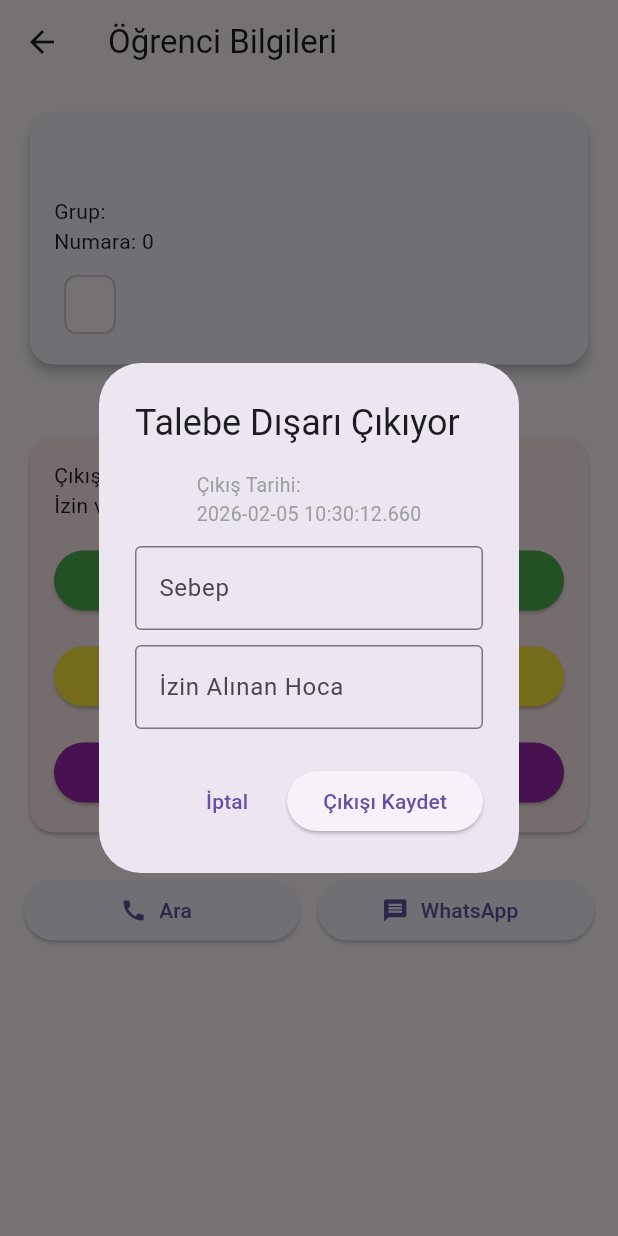
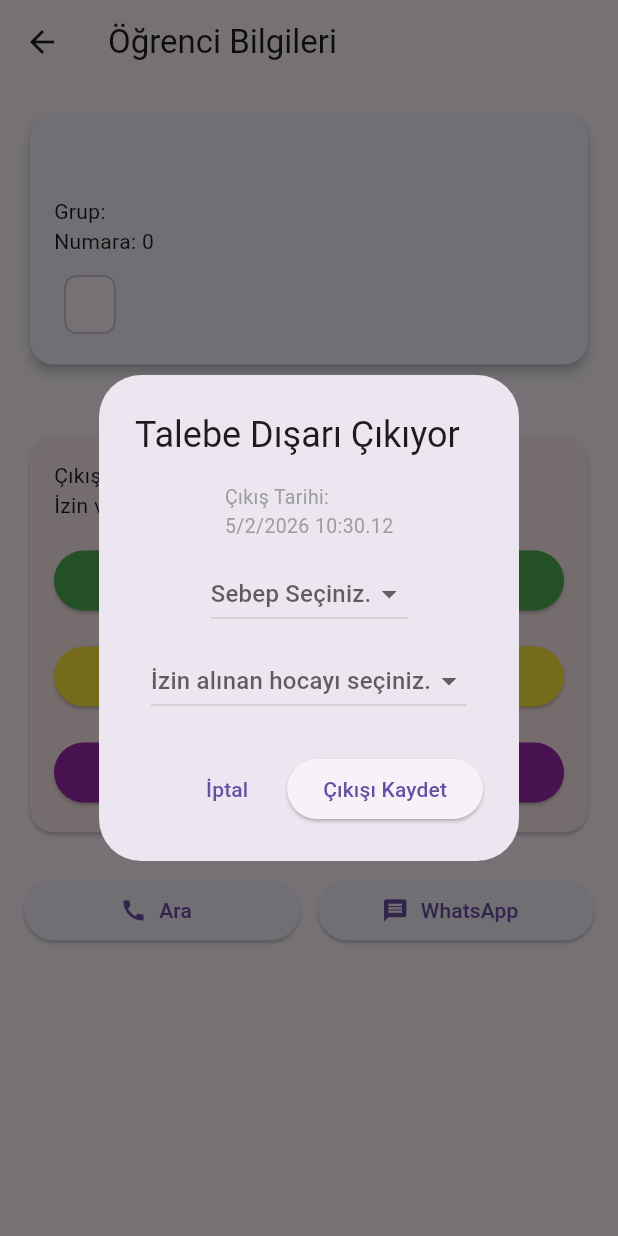
Before and after one commit to Mermer-G/AhmediyeKIOSK, a Flutter app: the StudentInfoPage screen opened directly with empty values, after a tap on "İçeri Al", on a phone screen of 412 x 824 dp. Run offline on Flutter 3.47's test engine with Material 3 defaults, Android fonts, the phone set to English and light mode, and no system bars; our stand-ins replace firebase_core, firebase_database, hive, hive_flutter, webview_flutter; accounts and stored records are empty; statements that could not run were skipped.

Commit message:
feat: Implement password protection and settings page, enhance data fetching and error handling

```diff
--- a/lib/Pages/home.dart
+++ b/lib/Pages/home.dart
@@ -1,4 +1,5 @@
 import 'package:app1/Pages/entryList.dart';
+import 'package:app1/Pages/passwordPage.dart';
 import 'package:app1/Pages/studentInfo.dart';
 import 'package:app1/utils/database_models.dart';
 import 'package:app1/utils/database_service.dart';
@@ -7,6 +8,8 @@ import 'package:hive_flutter/adapters.dart';
 import 'studentList.dart';
 import 'dart:async';
 
+String settingsPassword = "365";
+
 class HomePage extends StatefulWidget {
   const HomePage({super.key});
 
@@ -14,8 +17,6 @@ class HomePage extends StatefulWidget {
   @override
   State<HomePage> createState() => _HomePageState();
 }
-
-
 
 class _HomePageState extends State<HomePage> {
   late String _currentTime;
@@ -144,7 +145,7 @@ class _HomePageState extends State<HomePage> {
                           ),
                         ),
                         SizedBox(width: 12),
-                        Material(  // Giriş Çıkış Butonu
+                        Material(  // Ayarlar Butonu
                           color: Colors.transparent,
                           child: Ink(
                             width: 100,
@@ -155,19 +156,19 @@ class _HomePageState extends State<HomePage> {
                             ),
                             child: InkWell(
                               borderRadius: BorderRadius.circular(12),
-                              onTap: () => Navigator.push(context, MaterialPageRoute(builder: (_) => (entryListerPage()))),
+                              onTap: () => Navigator.push(context, MaterialPageRoute(builder: (_) => (PasswordPage()))),
                               child: Center(
                                 child: Column(
                                   mainAxisSize: MainAxisSize.min,
                                   children: const [
                                     Icon(
-                                      Icons.list_alt_rounded,
+                                      Icons.settings,
                                       color: Colors.white,
                                       size: 30,
                                     ),
                                     SizedBox(height: 4),
                                     Text(
-                                      "Giriş Çıkış",
+                                      "Ayarlar",
                                       style: TextStyle(
                                         color: Colors.white,
                                         fontSize: 11,
@@ -231,7 +232,7 @@ class _HomePageState extends State<HomePage> {
                       Icon(Icons.person_outline),
                       SizedBox(width: 6),
                       Text(
-                        "Nöbetçi Hoca: Ahmet Yılmaz",
+                        "Nöbetçi Hoca: Daha uygulamaya eklenmedi",
                         style: TextStyle(
                           fontSize: 15,
                           fontWeight: FontWeight.w500,
--- a/lib/Pages/studentInfo.dart
+++ b/lib/Pages/studentInfo.dart
@@ -1,10 +1,6 @@
-import 'dart:ffi';
-
 import 'package:app1/utils/database_models.dart';
-import 'package:app1/utils/synchronizer.dart';
 import 'package:flutter/material.dart';
 import 'package:hive/hive.dart';
-import 'package:intl/intl.dart';
 import '../utils/database_service.dart';
 import '../utils/cache_revert_button.dart';
 
@@ -25,10 +21,14 @@ class StudentInfoPage extends StatefulWidget {
 const STATEIN = "Inside";
 const STATEOUT = "Outside";
 
+
+
 class _StudentInfoPageState extends State<StudentInfoPage> {
   final _dbService = DatabaseService();
   late Student st;
   Entry? entry;
+
+
 
   //Get state values from hive
 
@@ -52,8 +52,12 @@ class _StudentInfoPageState extends State<StudentInfoPage> {
       }
 
       final entryMap = _dbService.readFromHive(path: st.entryID!, b: Hive.box(entryBox));
+      if(entryMap == null){
+        print("It was null");
+      }
+      print("Entry ID:${st.entryID}");
       entry = Entry.fromFireBase(entryMap!);
-
+      print("B");
     });
   }
 
@@ -137,37 +141,67 @@ class _StudentInfoPageState extends State<StudentInfoPage> {
   // Entry window
   Future<bool> showEntry(BuildContext context, Student student) async {
     final sebepCtrl = TextEditingController();
-    final hocaCtrl = TextEditingController();
+    String? selectedReason;
+    String? selectedPermission;
     final result = await showDialog<bool>(
       context: context,
       barrierDismissible: false,
       builder: (context) {
-        return AlertDialog(
-          title: const Text("Talebe Dışarı Çıkıyor"),
+        return StatefulBuilder(
+          builder: (context, setDialogState) {
+              return AlertDialog(title: const Text("Talebe Dışarı Çıkıyor"),
               content: Column(
                 mainAxisSize: MainAxisSize.min,
                 children: [
                   Text(
-                "Çıkış Tarihi:\n${DateTime.now()}",
+                    "Çıkış Tarihi:\n${DateTime.now().day}/${DateTime.now().month}/${DateTime.now().year} ${DateTime.now().hour}:${DateTime.now().minute}.${DateTime.now().second}",
                     style: const TextStyle(fontSize: 13, color: Colors.grey),
                   ),
                   const SizedBox(height: 12),
 
+                  DropdownButton<String>(
+                    value: selectedReason,
+                    hint: const Text("Sebep Seçiniz."),
+                    items: ["Hastane", "Hizmet", "Sohbet", "Diğer..."].map((item) {
+                      return DropdownMenuItem<String>(
+                        value: item,
+                        child: Text(item),
+                      );
+                    }).toList(),
+                    onChanged: (value) {
+                      setDialogState(() {
+                        selectedReason = value;
+                      });
+                    },
+                  ),
+                  const SizedBox(height: 10),
+
+
+                  if(selectedReason == "Diğer...")
                     TextField(
                     controller: sebepCtrl,
                     decoration: const InputDecoration(
-                  labelText: "Sebep",
+                      labelText: "Lütfen izin sebebinizi açıklayın:",
                       border: OutlineInputBorder(),
                       ),
                     ),
+                  if(selectedReason == "Diğer...")
                     const SizedBox(height: 10),
 
-              TextField(
-                controller: hocaCtrl,
-                decoration: const InputDecoration(
-                  labelText: "İzin Alınan Hoca",
-                  border: OutlineInputBorder(),
-                ),
+                  DropdownButton<String>(
+                    value: selectedPermission,
+                    hint: const Text("İzin alınan hocayı seçiniz."),
+                    items: ["Ruçhan Emre Aksay", "Hamza BoyacıOğlu", "İsmet Enes Tandoğaç", "Eren Kahrman"].map((item) {
+                      return DropdownMenuItem<String>(
+                        value: item,
+                        child: Text(item),
+                      );
+                    }).toList(),
+                    onChanged: (value) {
+                      setDialogState(() {
+                        selectedPermission = value;
+                      });
+                    },
                   ),
                 ],
               ),
@@ -181,21 +215,23 @@ class _StudentInfoPageState extends State<StudentInfoPage> {
                 ElevatedButton(
                   onPressed: () async {
                     //Entry datası oluşturulur.
+                    final entryID = _dbService.createPushID();
                     Entry entry = Entry(
+                      entryID: entryID,
                       group: student.group,
                       number: student.number,
                       exitTime: DateTime.now().toString(),
                       entryTime: null,
-                  permission: hocaCtrl.text,
-                  reason: sebepCtrl.text
+                      permission: selectedPermission,
+                      reason: selectedReason
                     );
                     //Entry Hive'a yazılır.
-                final enrtyID = await _dbService.putToHive(data: Entry.toFireBase(entry), b: Hive.box(entryBox));
+                    await _dbService.putToHive(pID: entryID, data: Entry.toFireBase(entry), b: Hive.box(entryBox));
 
                     setState(() {
-                  student.entryID = enrtyID;
+                      student.entryID = entryID;
                       student.state = STATEOUT;
-                  widget.student.entryID = enrtyID;
+                      widget.student.entryID = entryID;
                     });
 
                     _dbService.updateHive(path: "${student.group}_${student.number}", data: Student.toFireBase(student), b: Hive.box(studentBox));
@@ -203,7 +239,9 @@ class _StudentInfoPageState extends State<StudentInfoPage> {
                   },
                   child: const Text("Çıkışı Kaydet"),
                 ),
-          ],
+              ]
+            );
+          }
         );
       },
     );
@@ -328,7 +366,7 @@ class _StudentInfoPageState extends State<StudentInfoPage> {
       _dbService.updateHive(path: st.entryID!, data: Entry.toFireBase(entry!), b: Hive.box(entryBox));
       _dbService.updateHive(path: "${st.group}_${st.number}", data: Student.toFireBase(st), b: Hive.box(studentBox));
       setState(() {
-
+        st.entryID = null;
       });
 
       return;
@@ -339,9 +377,10 @@ class _StudentInfoPageState extends State<StudentInfoPage> {
   }
 
   Future<void> addTestEntry(Student st) async {
-    final Entry entry = Entry(group: st.group, number: st.number, exitTime: DateTime.now().toString(), entryTime: null, permission: "Test", reason: "Test Reason");
+    final Entry entry = Entry(entryID: _dbService.createPushID(), group: st.group, number: st.number, exitTime: DateTime.now().toString(), entryTime: null, permission: "Test", reason: "Test Reason");
     final data = Entry.toFireBase(entry);
-    final lastEntryKey = await _dbService.putToHive(path: null, data: data, b: Hive.box(entryBox));
+    final lastEntryKey = entry.entryID;
+    await _dbService.putToHive(pID: lastEntryKey, path: null, data: data, b: Hive.box(entryBox));
     setState(() {
       st.entryID = lastEntryKey;
       st.state = STATEOUT;
```
Also changed, not shown: lib/Pages/entryList.dart (+5 -4 lines), lib/Pages/passwordPage.dart (added, +56 -0 lines), lib/Pages/settings.dart (added, +197 -0 lines), lib/Pages/studentList.dart (+15 -54 lines), lib/utils/database_models.dart (+11 -7 lines), lib/utils/database_service.dart (+6 -3 lines), lib/utils/synchronizer.dart (+6 -7 lines). Lines whose indentation alone changed are shown as unchanged.
